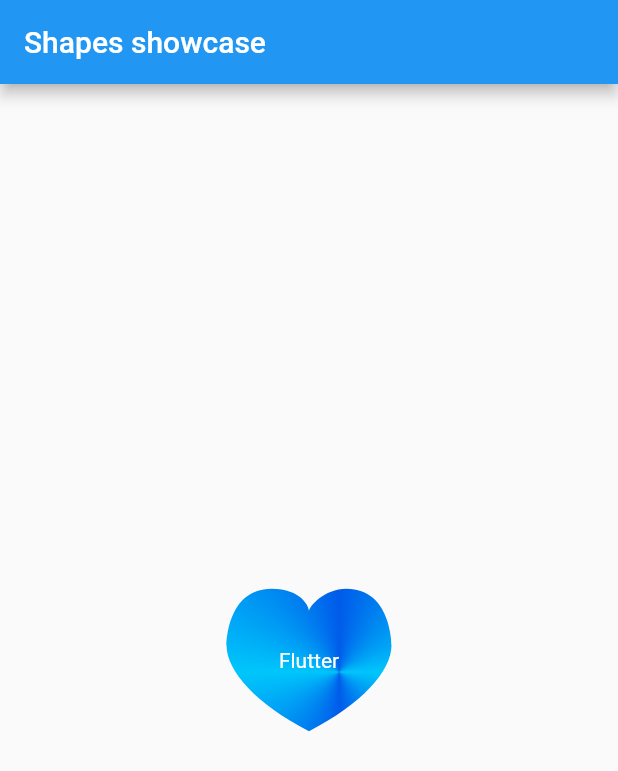
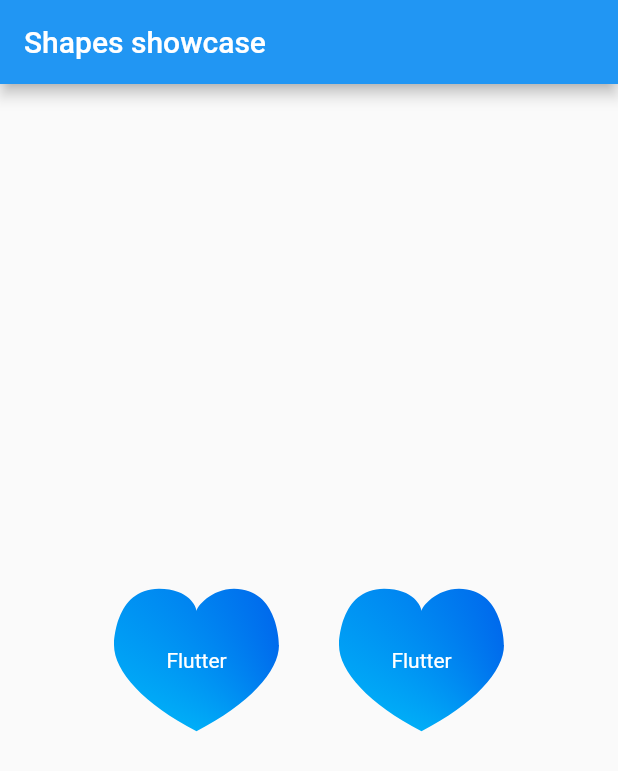
Before and after one commit to sachaarbonel/shapes.flutter, a Flutter app: the screen it shows after launch, on a phone screen of 412 x 824 dp. Shown: the top 771 px of the screen. Run offline on Flutter 3.47's test engine with Material 2 defaults, Android fonts, the phone set to English and light mode, and no system bars; missing offline and left inert: flutter_gradients.

Commit message:
fix row positionning

```diff
--- a/example/lib/main.dart
+++ b/example/lib/main.dart
@@ -19,6 +19,8 @@ class MyApp extends StatelessWidget {
 }
 
 class MyHomePage extends StatelessWidget {
+  var size;
+
   @override
   Widget build(BuildContext context) {
     return Scaffold(
@@ -26,8 +28,13 @@ class MyHomePage extends StatelessWidget {
           title: Text('Shapes showcase'),
         ),
         body: Center(
+          child: Row(
+            mainAxisAlignment: MainAxisAlignment.center,
+            children: <Widget>[
+              Container(
+                height: 150,
+                width: 150,
                 child: Shapes(
-              // size : Size(30,30),
                     shape: Shape.heart,
                     style: ShapeStyle(
                         color: Colors.blue,
@@ -41,10 +48,39 @@ class MyHomePage extends StatelessWidget {
                             stringToColor("#005bea")
                           ],
                         )),
+                    child: Center(
                       child: Text(
                         'Flutter',
                         style: TextStyle(color: Colors.white),
+                      ),
                     )),
+              ),
+              Container(
+                height: 150,
+                width: 150,
+                child: Shapes(
+                    shape: Shape.heart,
+                    style: ShapeStyle(
+                        color: Colors.blue,
+                        gradient: SweepGradient(
+                          startAngle: 0,
+                          endAngle: math.pi / 2,
+                          stops: [0.0, 1.0],
+                          tileMode: TileMode.mirror,
+                          colors: [
+                            stringToColor("#00c6fb"),
+                            stringToColor("#005bea")
+                          ],
+                        )),
+                    child: Center(
+                      child: Text(
+                        'Flutter',
+                        style: TextStyle(color: Colors.white),
+                      ),
+                    )),
+              ),
+            ],
+          ),
         ));
   }
 }
--- a/lib/src/shapes_base.dart
+++ b/lib/src/shapes_base.dart
@@ -8,6 +8,8 @@ class Shapes extends StatelessWidget {
   @override
   Widget build(BuildContext context) {
     return CustomPaint(
+      size: Size(MediaQuery.of(context).size.width,
+          MediaQuery.of(context).size.height),
       painter: _ShapeCustomPainter(
           shape: ShapesCollection.getShape[shape], style: style),
       child: child ?? child,
@@ -51,7 +53,7 @@ class _ShapeCustomPainter extends CustomPainter {
   }
 
   @override
-  bool shouldRepaint(_ShapeCustomPainter oldDelegate) => false;
+  bool shouldRepaint(_ShapeCustomPainter oldDelegate) => true;
   @override
   bool shouldRebuildSemantics(_ShapeCustomPainter oldDelegate) =>
       false; //TODO: deal with semantics
```
Lines whose indentation alone changed are shown as unchanged.
